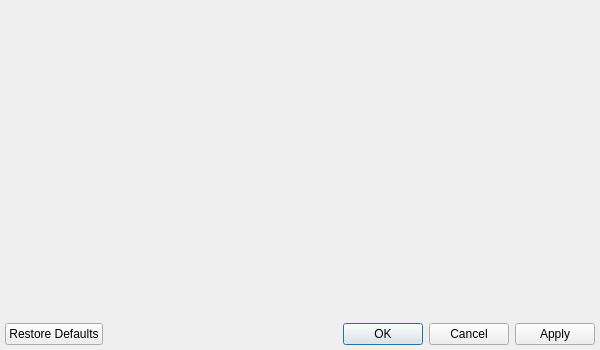
Old version of the form src/preferences/src/ui/preferences_dialog.ui in the repository navrocky/urtconnector.
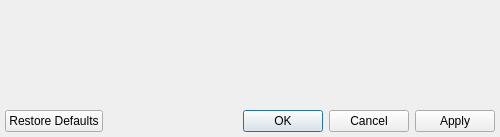
New version of the form.

The edit to the form file:
```diff
--- a/src/preferences/src/ui/preferences_dialog.ui
+++ b/src/preferences/src/ui/preferences_dialog.ui
@@ -6,20 +6,26 @@
    <rect>
     <x>0</x>
     <y>0</y>
-    <width>600</width>
-    <height>350</height>
+    <width>500</width>
+    <height>137</height>
    </rect>
   </property>
   <property name="windowTitle">
    <string>Dialog</string>
   </property>
   <layout class="QVBoxLayout" name="verticalLayout">
+   <property name="sizeConstraint">
+    <enum>QLayout::SetMinimumSize</enum>
+   </property>
    <property name="margin">
     <number>5</number>
    </property>
    <item>
     <widget class="QWidget" name="main_widget" native="true">
      <layout class="QGridLayout" name="gridLayout">
+      <property name="sizeConstraint">
+       <enum>QLayout::SetMinimumSize</enum>
+      </property>
       <property name="margin">
        <number>0</number>
       </property>
```
